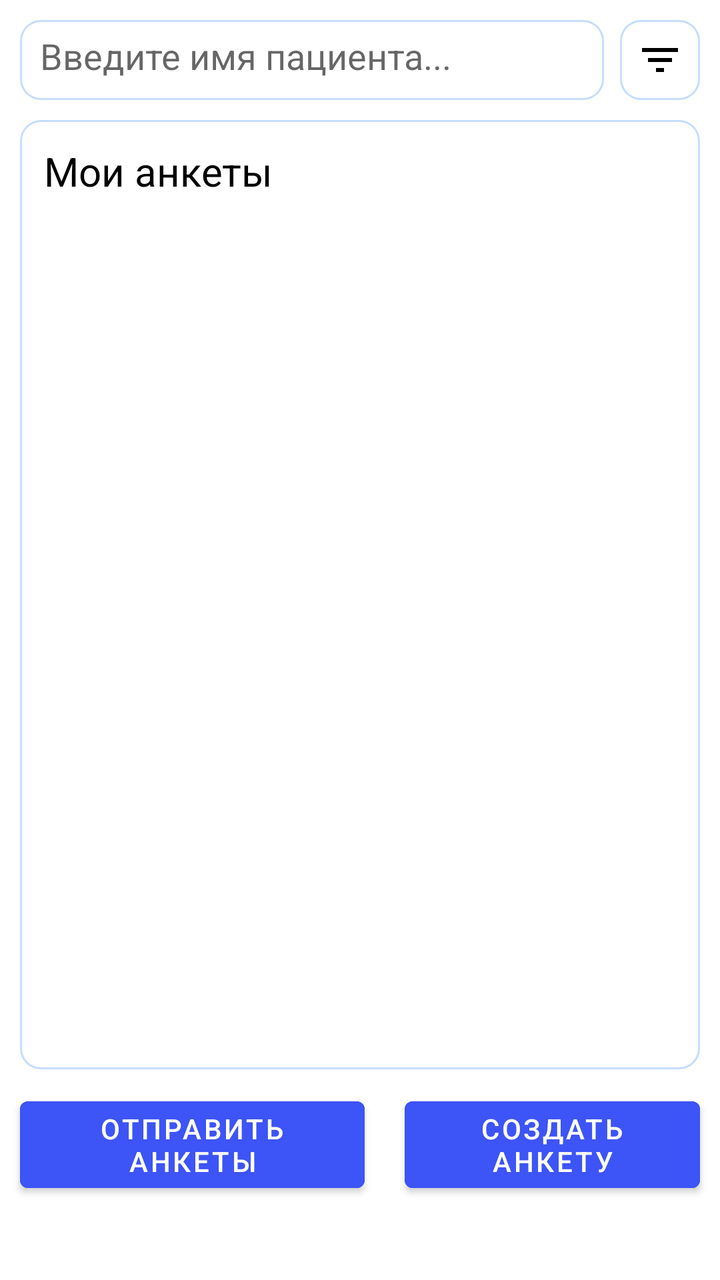
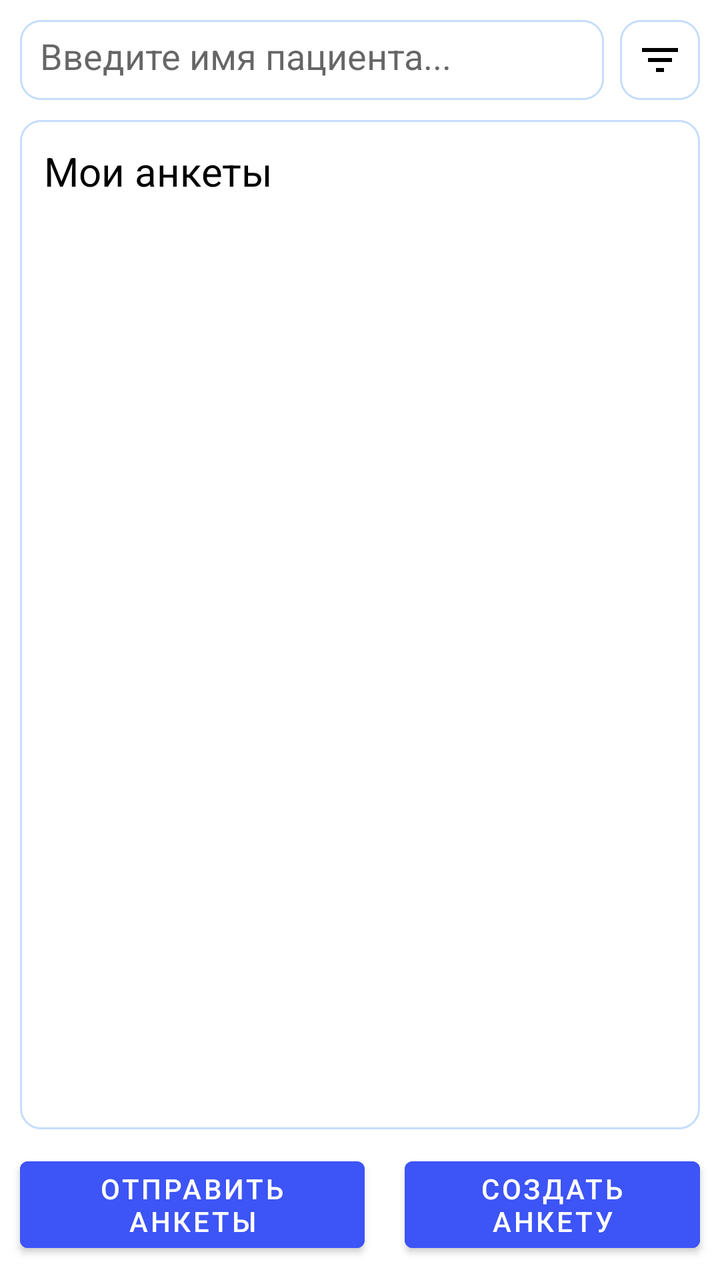

The first picture is an Android layout as it rendered before a commit; the second is the same layout after the commit. The layout source and the unified diff follow.
<!-- AndroidManifest.xml: application theme Theme.Pancreatitis -->
<!-- res/layout/fragment_questionnaires.xml -->
<?xml version="1.0" encoding="utf-8"?>
<FrameLayout xmlns:android="http://schemas.android.com/apk/res/android"
    android:layout_width="match_parent"
    android:layout_height="match_parent">

    <LinearLayout
        android:layout_width="match_parent"
        android:layout_height="match_parent"
        xmlns:app="http://schemas.android.com/apk/res-auto"
        xmlns:tools="http://schemas.android.com/tools"
        android:orientation="vertical"
        tools:context=".ui.questionnaires.AllQuestionnaireFragment"
        android:paddingBottom="30dp">

        
        <LinearLayout
            android:id="@+id/create_questionnaire"
            android:layout_width="match_parent"
            android:layout_height="wrap_content"
            android:layout_marginTop="10dp"
            android:layout_marginLeft="10dp"
            android:layout_marginRight="10dp"
            android:orientation="horizontal">

            <EditText
                android:id="@+id/search_bar"
                android:padding="10dp"
                android:layout_width="0dp"
                android:layout_height="40dp"
                android:layout_weight="1"
                android:hint="Введите имя пациента..."
                android:background="@drawable/rounded_background"/>

            <ImageButton
                android:id="@+id/filter_button"
                android:layout_width="40dp"
                android:layout_height="40dp"
                android:layout_marginLeft="8dp"
                android:background="@drawable/rounded_background"
                android:src="@drawable/ic_filter"
                android:contentDescription="Фильтры" />
        </LinearLayout>

        
        <LinearLayout
            android:id="@+id/all_questionnaires"
            android:layout_width="match_parent"
            android:layout_height="0dp"
            android:layout_weight="1"
            app:layout_constraintEnd_toEndOf="parent"
            app:layout_constraintStart_toStartOf="parent"
            app:layout_constraintTop_toBottomOf="@id/create_questionnaire"
            android:background="@drawable/rounded_background"
            android:layout_margin="10dp"
            android:orientation="vertical">

            <TextView
                android:layout_width="wrap_content"
                android:layout_height="wrap_content"
                android:textSize="20dp"
                android:textColor="@color/black"
                android:text="Мои анкеты"
                android:layout_marginTop="10dp"
                android:layout_marginLeft="10dp" />

            <androidx.recyclerview.widget.RecyclerView
                android:id="@+id/recycler_view_questionnaires"
                android:layout_width="match_parent"
                android:layout_height="match_parent"
                android:layout_margin="10dp" />

        </LinearLayout>

        
        <LinearLayout
            android:layout_width="wrap_content"
            android:layout_height="wrap_content"
            android:orientation="horizontal">

            <Button
                android:id="@+id/submit_ankets"
                android:layout_width="match_parent"
                android:layout_height="wrap_content"
                android:backgroundTint="@color/colorActive"
                android:text="Отправить анкеты"
                android:layout_weight="1"
                android:layout_marginBottom="10dp"
                android:layout_marginLeft="10dp"
                android:layout_marginRight="10dp"/>

            <Button
                android:id="@+id/create_anket"
                android:layout_width="match_parent"
                android:layout_height="wrap_content"
                android:backgroundTint="@color/colorActive"
                android:text="Создать анкету"
                android:layout_weight="1"
                android:layout_marginBottom="10dp"
                android:layout_marginLeft="10dp"
                android:layout_marginRight="10dp"/>
        </LinearLayout>

    </LinearLayout>

    <include
        android:id="@+id/loading_overlay"
        layout="@layout/loading_overlay" />

</FrameLayout>
<!-- res/layout/loading_overlay.xml (included above) -->
<?xml version="1.0" encoding="utf-8"?>
<FrameLayout
    xmlns:android="http://schemas.android.com/apk/res/android"
    android:visibility="gone"
    android:layout_width="match_parent"
    android:layout_height="match_parent"
    android:background="@color/white"
    android:clickable="true"
    android:focusable="true">

    <ProgressBar
        android:layout_gravity="center"
        android:indeterminate="true"
        android:layout_width="64dp"
        android:layout_height="64dp"/>

    <TextView
        android:layout_gravity="center"
        android:layout_width="wrap_content"
        android:layout_height="wrap_content"
        android:layout_marginTop="64dp"
        android:textColor="@color/black"
        android:textSize="20dp"
        android:text="Работаем..." />

    <TextView
        android:id="@+id/timerTextView"
        android:layout_width="wrap_content"
        android:layout_height="wrap_content"
        android:layout_gravity="center"
        android:layout_marginTop="120dp"
        android:text=""
        android:textColor="@color/black"
        android:textSize="24sp"
        android:visibility="gone" />
</FrameLayout>
<!-- resources referenced by this layout -->
<resources>
  <color name="black">#FF000000</color>
  <color name="colorActive">#3D54F6</color>
  <color name="white">#FFFFFFFF</color>
  <!-- drawable ic_filter (drawable) -->
  <vector xmlns:android="http://schemas.android.com/apk/res/android"
      android:width="24dp"
      android:height="24dp"
      android:viewportWidth="24"
      android:viewportHeight="24">
      <path
          android:fillColor="#000000"
          android:pathData="M10,18h4v-2h-4v2zM3,6v2h18V6H3zM6,13h12v-2H6v2z"/>
  </vector>
  <!-- drawable rounded_background (drawable) -->
  <?xml version="1.0" encoding="utf-8"?>
  <shape xmlns:android="http://schemas.android.com/apk/res/android"
      android:shape="rectangle">
      <corners android:radius="10dp"/>  
      <solid android:color="@android:color/white"/> 
      <padding
          android:left="2dp"
          android:right="2dp"
          android:top="2dp"
          android:bottom="2dp"/>
  
      <stroke
          android:width="1dp"
          android:color="@color/colorCircle"/> 
  </shape>
  <style name="Theme.Pancreatitis" parent="Theme.MaterialComponents.DayNight.DarkActionBar">
          
          <item name="colorPrimary">@color/colorActive</item>
          <item name="colorPrimaryVariant">@color/colorActive</item>
          <item name="colorOnPrimary">@color/white</item>
          
          <item name="colorSecondary">@color/teal_200</item>
          <item name="colorSecondaryVariant">@color/teal_700</item>
          <item name="colorOnSecondary">@color/black</item>
          
          <item name="android:statusBarColor">?attr/colorPrimaryVariant</item>
          
      </style>
  <color name="colorCircle">#C5DDFD</color>
  <color name="teal_200">#FF03DAC5</color>
  <color name="teal_700">#FF018786</color>
</resources>

<!-- the commit's change to res/layout/fragment_questionnaires.xml (unified diff, before → after) -->
@@ -9,8 +9,7 @@
         xmlns:app="http://schemas.android.com/apk/res-auto"
         xmlns:tools="http://schemas.android.com/tools"
         android:orientation="vertical"
-        tools:context=".ui.questionnaires.AllQuestionnaireFragment"
-        android:paddingBottom="30dp">
+        tools:context=".ui.questionnaires.AllQuestionnaireFragment">
 
         
         <LinearLayout
